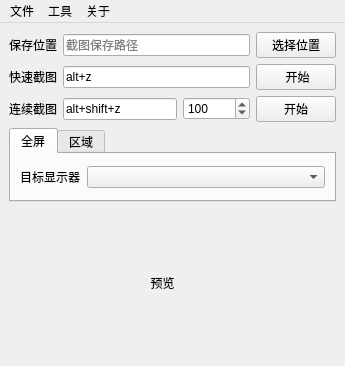
Qt form mainwindow.ui (iwxyi/PigeonCapture) before a commit.
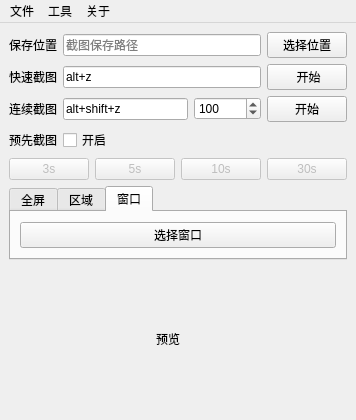
The same form after that commit. The open tabs and pages were chosen to show the change.

Commit message: 添加贼好用的预先截图

What changed in the file:
```diff
--- a/mainwindow.ui
+++ b/mainwindow.ui
@@ -6,15 +6,15 @@
    <rect>
     <x>0</x>
     <y>0</y>
-    <width>345</width>
-    <height>366</height>
+    <width>340</width>
+    <height>420</height>
    </rect>
   </property>
   <property name="windowTitle">
    <string>实时表情包抓截工具</string>
   </property>
   <widget class="QWidget" name="centralwidget">
-   <layout class="QVBoxLayout" name="verticalLayout" stretch="0,0,0,0,1">
+   <layout class="QVBoxLayout" name="verticalLayout" stretch="0,0,0,0,0,1">
     <item>
      <layout class="QHBoxLayout" name="horizontalLayout">
       <item>
@@ -121,6 +121,109 @@
       </item>
      </layout>
     </item>
+    <item>
+     <layout class="QVBoxLayout" name="verticalLayout_6">
+      <property name="spacing">
+       <number>6</number>
+      </property>
+      <property name="topMargin">
+       <number>0</number>
+      </property>
+      <item>
+       <layout class="QHBoxLayout" name="horizontalLayout_2">
+        <property name="leftMargin">
+         <number>0</number>
+        </property>
+        <property name="topMargin">
+         <number>0</number>
+        </property>
+        <item>
+         <widget class="QLabel" name="label_5">
+          <property name="toolTip">
+           <string>&lt;html&gt;&lt;head/&gt;&lt;body&gt;&lt;p&gt;提前进行【连续截图】操作，点击下方按钮保存前x秒连续截图&lt;/p&gt;&lt;p&gt;注意：将占用大量内存&lt;/p&gt;&lt;/body&gt;&lt;/html&gt;</string>
+          </property>
+          <property name="text">
+           <string>预先截图</string>
+          </property>
+         </widget>
+        </item>
+        <item>
+         <widget class="QCheckBox" name="prevCaptureCheckBox">
+          <property name="toolTip">
+           <string>&lt;html&gt;&lt;head/&gt;&lt;body&gt;&lt;p&gt;关闭将清理所有预先截图&lt;/p&gt;&lt;/body&gt;&lt;/html&gt;</string>
+          </property>
+          <property name="text">
+           <string>开启</string>
+          </property>
+         </widget>
+        </item>
+        <item>
+         <spacer name="horizontalSpacer">
+          <property name="orientation">
+           <enum>Qt::Horizontal</enum>
+          </property>
+          <property name="sizeHint" stdset="0">
+           <size>
+            <width>40</width>
+            <height>20</height>
+           </size>
+          </property>
+         </spacer>
+        </item>
+       </layout>
+      </item>
+      <item>
+       <layout class="QHBoxLayout" name="horizontalLayout_9">
+        <property name="leftMargin">
+         <number>0</number>
+        </property>
+        <property name="topMargin">
+         <number>0</number>
+        </property>
+        <item>
+         <widget class="QPushButton" name="capturePrev3sButton">
+          <property name="enabled">
+           <bool>false</bool>
+          </property>
+          <property name="text">
+           <string>3s</string>
+          </property>
+         </widget>
+        </item>
+        <item>
+         <widget class="QPushButton" name="capturePrev5sButton">
+          <property name="enabled">
+           <bool>false</bool>
+          </property>
+          <property name="text">
+           <string>5s</string>
+          </property>
+         </widget>
+        </item>
+        <item>
+         <widget class="QPushButton" name="capturePrev10sButton">
+          <property name="enabled">
+           <bool>false</bool>
+          </property>
+          <property name="text">
+           <string>10s</string>
+          </property>
+         </widget>
+        </item>
+        <item>
+         <widget class="QPushButton" name="capturePrev30sButton">
+          <property name="enabled">
+           <bool>false</bool>
+          </property>
+          <property name="text">
+           <string>30s</string>
+          </property>
+         </widget>
+        </item>
+       </layout>
+      </item>
+     </layout>
+    </item>
     <item>
      <widget class="QTabWidget" name="modeTab">
       <property name="currentIndex">
@@ -165,6 +268,24 @@
         </item>
        </layout>
       </widget>
+      <widget class="QWidget" name="oneWindow">
+       <attribute name="title">
+        <string>窗口</string>
+       </attribute>
+       <layout class="QVBoxLayout" name="verticalLayout_5">
+        <item>
+         <layout class="QHBoxLayout" name="horizontalLayout_8">
+          <item>
+           <widget class="QPushButton" name="selectTargetWindow">
+            <property name="text">
+             <string>选择窗口</string>
+            </property>
+           </widget>
+          </item>
+         </layout>
+        </item>
+       </layout>
+      </widget>
      </widget>
     </item>
     <item>
@@ -211,8 +332,8 @@
     <rect>
      <x>0</x>
      <y>0</y>
-     <width>345</width>
-     <height>26</height>
+     <width>340</width>
+     <height>23</height>
     </rect>
    </property>
    <widget class="QMenu" name="menu">
```
Left out of the diff: 7 changed lines with no effect on the pictures. The commit also changes 4 other files.
